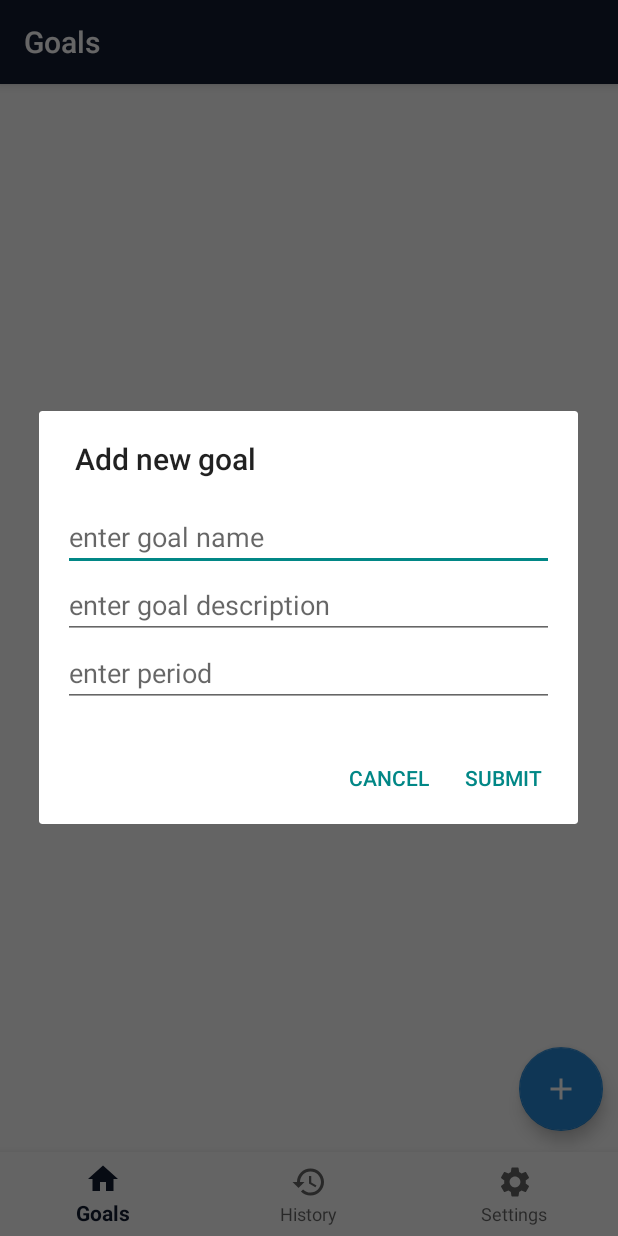
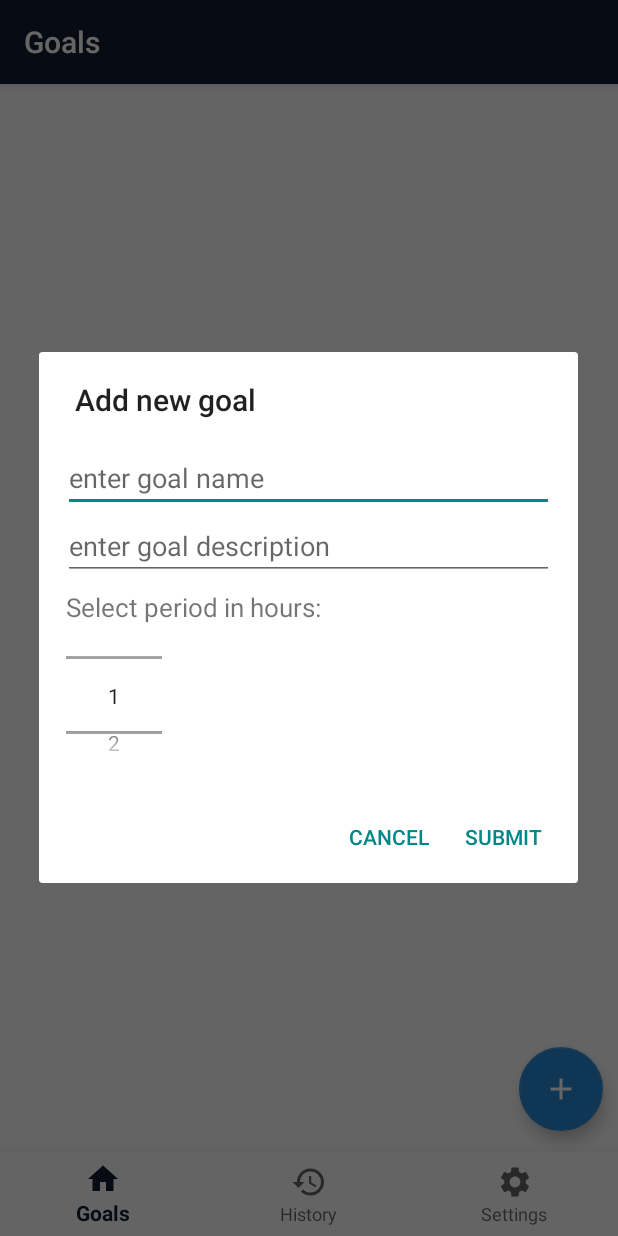
Before and after one commit to linaaa31/GoalTracker, an Android app: the screen it shows after launch (MainActivity), after a tap on an icon or button, on a phone screen of 412 x 824 dp. Run offline under Robolectric (Android 15) with nearby library versions, the phone set to English and light mode, and no system bars; our stand-ins replace Room's generated code, navigation-ui.

Commit message:
add numberpick

```diff
--- a/app/src/main/java/com/app/goaltracker/ui/goals/GoalsFragment.java
+++ b/app/src/main/java/com/app/goaltracker/ui/goals/GoalsFragment.java
@@ -5,6 +5,7 @@ import android.content.Context;
 import android.content.Intent;
 import android.os.Bundle;
 import android.text.TextUtils;
+import android.view.Gravity;
 import android.view.LayoutInflater;
 import android.view.View;
 import android.view.ViewGroup;
@@ -12,6 +13,7 @@ import android.widget.Adapter;
 import android.widget.Button;
 import android.widget.EditText;
 import android.widget.ImageView;
+import android.widget.NumberPicker;
 import android.widget.TextView;
 import android.widget.Toast;
 
@@ -71,14 +73,20 @@ public class GoalsFragment extends Fragment {
         View dialogView = LayoutInflater.from(requireContext()).inflate(R.layout.dialog_add_goal, null);
         EditText goalNameEditText = dialogView.findViewById(R.id.name_edit_text);
         EditText goalDescriptionEditText = dialogView.findViewById(R.id.desc_edit_text);
-        EditText periodEditText = dialogView.findViewById(R.id.period_edit_text);
+        NumberPicker periodNumberPicker = dialogView.findViewById(R.id.period_np);
+        periodNumberPicker.setMinValue(1);
+        periodNumberPicker.setMaxValue(12);
+        periodNumberPicker.setWrapSelectorWheel(false);
         AlertDialog.Builder builder = new AlertDialog.Builder(requireContext())
                 .setTitle(R.string.add_goal_title)
                 .setView(dialogView)
                 .setPositiveButton(R.string.submit_button, (dialog, which) -> {
                     String goalName = goalNameEditText.getText().toString().trim();
                     String goalDescription = goalDescriptionEditText.getText().toString().trim();
-                    String period = periodEditText.getText().toString().trim();
+                   // String period = periodEditText.getText().toString().trim();
+                    int periodValue = periodNumberPicker.getValue();
+                    String period = periodValue + " hours";
+
                     if (!TextUtils.isEmpty(goalName)) {
                         goalsViewModel.addGoal(goalName, goalDescription, period);
                     } else {
@@ -150,25 +158,3 @@ public class GoalsFragment extends Fragment {
         }
     }
 }
-
-//    private FragmentGoalsBinding binding;
-//
-//    public View onCreateView(@NonNull LayoutInflater inflater,
-//                             ViewGroup container, Bundle savedInstanceState) {
-//        HomeViewModel homeViewModel =
-//                new ViewModelProvider(this).get(HomeViewModel.class);
-//
-//        binding =FragmentGoalsBinding.inflate(inflater, container, false);
-//        View root = binding.getRoot();
-//
-//        final TextView textView = binding.textHome;
-//        homeViewModel.getText().observe(getViewLifecycleOwner(), textView::setText);
-//        return root;
-//    }
-//
-//    @Override
-//    public void onDestroyView() {
-//        super.onDestroyView();
-//        binding = null;
-//    }
-//}
--- a/app/src/main/res/layout/dialog_add_goal.xml
+++ b/app/src/main/res/layout/dialog_add_goal.xml
@@ -21,12 +21,26 @@
         android:inputType="text"
         android:maxLines="3" />
 
-    <EditText
-        android:id="@+id/period_edit_text"
-        android:layout_width="match_parent"
+    <TextView
+        android:layout_width="wrap_content"
         android:layout_height="wrap_content"
-        android:hint="@string/period_hint"
-        android:inputType="text"
-        android:maxLines="1" />
+        android:layout_marginTop="6dp"
+        android:layout_marginStart="2dp"
+        android:textSize="17sp"
+        android:text="Select period in hours:" />
+
+    <NumberPicker
+        android:id="@+id/period_np"
+        android:layout_width="wrap_content"
+        android:layout_height="94dp"
+        android:layout_marginStart="2dp"
+        android:autofillHints="hours"/>
+    <!--    <EditText-->
+<!--        android:id="@+id/period_edit_text"-->
+<!--        android:layout_width="match_parent"-->
+<!--        android:layout_height="wrap_content"-->
+<!--        android:hint="@string/period_hint"-->
+<!--        android:inputType="text"-->
+<!--        android:maxLines="1" />-->
 
 </LinearLayout>
```
Also changed, not shown: app/src/main/res/layout/item_recycler_view.xml (+0 -57 lines).
